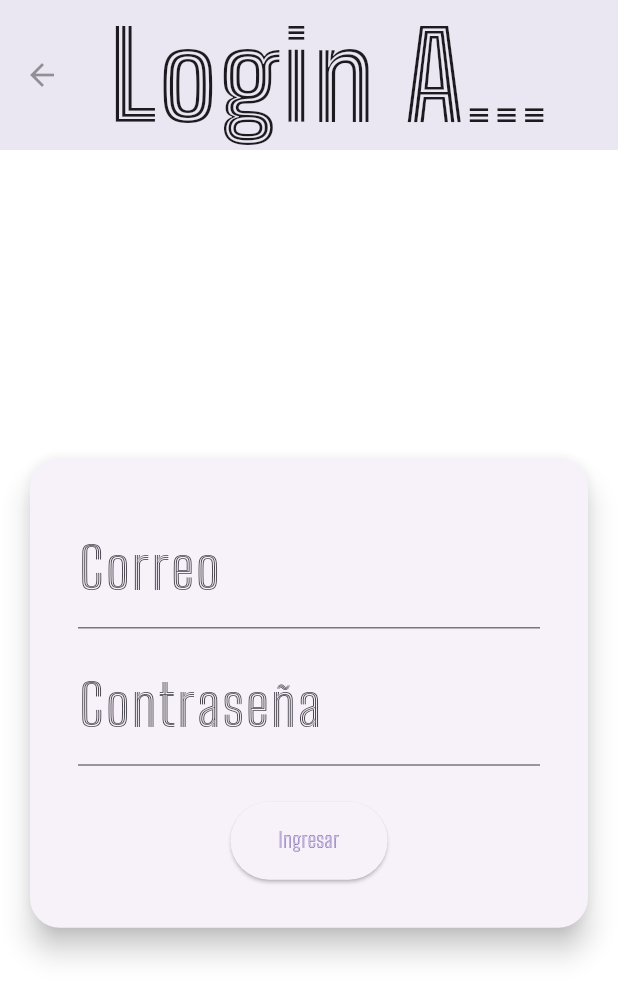
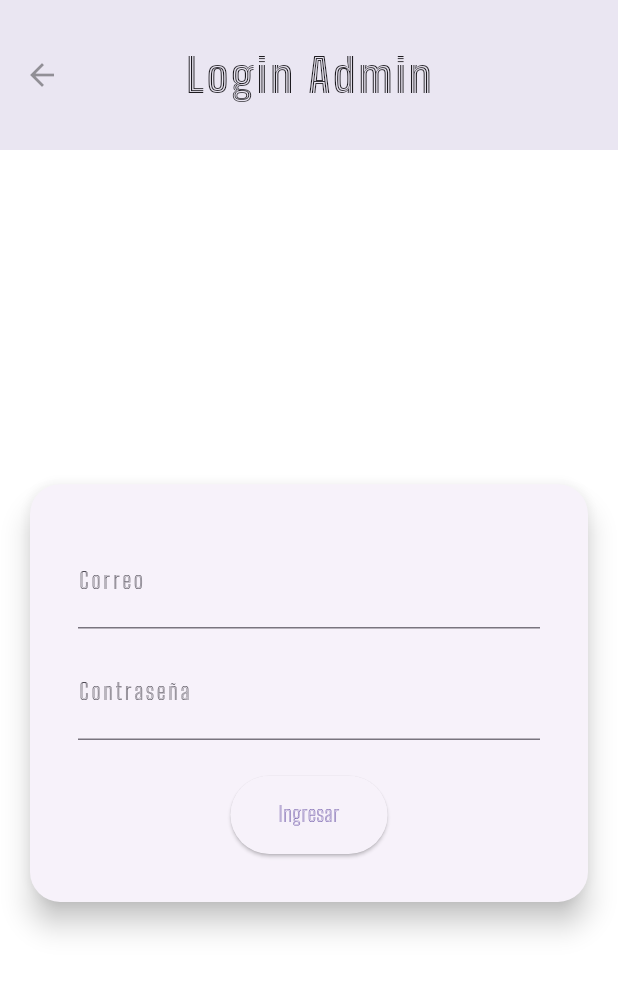
Before and after one commit to JiDomusic/emi_arias, a Flutter app: the screen it shows after launch, after a tap on the "admin panel settings" icon, on a phone screen of 412 x 824 dp. Shown: the top 999 px of the screen. Run offline on Flutter 3.47's test engine with Material 3 defaults, Android fonts, the phone set to English and light mode, and no system bars; our stand-ins replace cloud_firestore, firebase_auth, firebase_core, font_awesome_flutter, just_audio; accounts and stored records are empty.

Commit message:
ahora si

```diff
--- a/lib/main.dart
+++ b/lib/main.dart
@@ -36,20 +36,20 @@ class EmilianaAriasApp extends StatelessWidget {
         fontFamily: 'BigShouldersInlineText-ExtraBold',
         appBarTheme: const AppBarTheme(
           backgroundColor: Colors.white,
-          elevation: 20,
+          elevation: 40,
           iconTheme: IconThemeData(color: Colors.black38),
         ),
         textTheme: const TextTheme(
           titleLarge: TextStyle(
-            fontSize: 80,
+            fontSize: 30,
             fontWeight: FontWeight.bold,
             color: Colors.black,
             letterSpacing: 2,
           ),
           bodyLarge: TextStyle(
-            fontSize: 38,
+            fontSize: 15,
             color: Colors.black,
-            letterSpacing: 1.5,
+            letterSpacing: 1.7,
           ),
         ),
       ),
@@ -176,7 +176,7 @@ class _MainContent extends StatelessWidget {
           )),
           _buildSection(ProjectSection(
             title: 'novedades',
-            description: 'Artículos, reflexiones y enlaces a obras escritas.',
+            description: 'Artículos.',
             image: '',
             videoLinks: const [],
             images: const [''],
@@ -210,20 +210,26 @@ class _WhiteBackgroundSection extends StatelessWidget {
   Widget build(BuildContext context) {
     return Container(
       color: Colors.white,
-      padding: const EdgeInsets.all(25),
+      padding: const EdgeInsets.all(16),
       child: child,
     );
   }
 }
 
+
 class _DecorativeImage extends StatefulWidget {
   final String imagePath;
   final String audioPath;
+  final Offset initialPosition;
+  final bool editMode;
 
   const _DecorativeImage({
     required this.imagePath,
     required this.audioPath,
-  });
+    required this.initialPosition,
+    this.editMode = false,
+    Key? key,
+  }) : super(key: key);
 
   @override
   State<_DecorativeImage> createState() => _DecorativeImageState();
@@ -232,6 +238,13 @@ class _DecorativeImage extends StatefulWidget {
 class _DecorativeImageState extends State<_DecorativeImage> {
   final _player = AudioPlayer();
   bool _hovering = false;
+  late Offset position;
+
+  @override
+  void initState() {
+    super.initState();
+    position = widget.initialPosition;
+  }
 
   Future<void> _playSound() async {
     try {
@@ -250,23 +263,36 @@ class _DecorativeImageState extends State<_DecorativeImage> {
 
   @override
   Widget build(BuildContext context) {
-    return MouseRegion(
+    return Positioned(
+      left: position.dx,
+      top: position.dy,
+      child: MouseRegion(
         onEnter: (_) {
           setState(() => _hovering = true);
           _playSound();
         },
         onExit: (_) => setState(() => _hovering = false),
+        child: GestureDetector(
+          onPanUpdate: widget.editMode
+              ? (details) {
+            setState(() {
+              position += details.delta;
+            });
+          }
+              : null,
           child: AnimatedOpacity(
-        opacity: _hovering ?1.0 : 0.9,
+            opacity: _hovering ? 1.0 : 0.9,
             duration: const Duration(milliseconds: 200),
             child: AnimatedScale(
               scale: _hovering ? 1.4 : 1.7,
               duration: const Duration(milliseconds: 30),
               curve: Curves.linear,
               child: SizedBox(
-            width: 90,
-            height: 90,
+                width: 70,
+                height: 70,
                 child: Image.asset(widget.imagePath, fit: BoxFit.fill),
+              ),
+            ),
           ),
         ),
       ),
@@ -276,62 +302,64 @@ class _DecorativeImageState extends State<_DecorativeImage> {
 
 class _DecorativeOverlay extends StatelessWidget {
   final bool isVisible;
+  final bool editMode; // <- nuevo parámetro
 
   const _DecorativeOverlay({
-    required this.isVisible, required double screenWidth, required double screenHeight,
-  });
+    required this.isVisible,
+    this.editMode = false,
+    Key? key, required double screenWidth, required double screenHeight,
+  }) : super(key: key);
 
   @override
   Widget build(BuildContext context) {
     final opacity = isVisible ? 1.0 : 0.0;
+    final screenWidth = MediaQuery.of(context).size.width;
+
+    if (screenWidth < 1500) {
+
+      return const SizedBox.shrink();
+      final screenWidth = MediaQuery.of(context).size.width;
+      final screenHeight = MediaQuery.of(context).size.height;
+
+      if (screenWidth < 1500 || screenHeight < 900) {
+
+        return const SizedBox.shrink();
+      }
+
+    }
 
     return AnimatedOpacity(
       opacity: opacity,
       duration: const Duration(milliseconds: 2000),
       child: IgnorePointer(
         ignoring: !isVisible,
-        child: LayoutBuilder(
-          builder: (context, constraints) {
-            final width = constraints.maxWidth;
-            final height = constraints.maxHeight;
-
-            return Stack(
+        child: Stack(
           children: [
-                Positioned(
-                  top: height * 0.03,
-                  left: width *0.25,
-                  child: const _DecorativeImage(
+            _DecorativeImage(
               imagePath: 'assets/images/campanas.jpg',
               audioPath: 'assets/audio/campana2.mp3',
+              initialPosition: const Offset(515, 50),
+              editMode: editMode,
             ),
-                ),
-                Positioned(
-                  top: height * 0.2,
-                  right: width * 0.25,
-                  child: const _DecorativeImage(
+            _DecorativeImage(
               imagePath: 'assets/images/lutheria.jpg',
               audioPath: 'assets/audio/lutheria2.mp3',
+              initialPosition: const Offset(1200, 200),
+              editMode: editMode,
             ),
-                ),
-                Positioned(
-                  bottom: height * 0.55,
-                  left: width * 0.28,
-                  child: const _DecorativeImage(
+            _DecorativeImage(
               imagePath: 'assets/images/perusio3.jpg',
               audioPath: 'assets/audio/percusion2.mp3',
+              initialPosition: const Offset(600, 300),
+              editMode: editMode,
             ),
-                ),
-                Positioned(
-                  bottom: height * 0.38,
-                  right: width * 0.30,
-                  child: const _DecorativeImage(
+            _DecorativeImage(
               imagePath: 'assets/images/zoomorfopreformance.jpg',
               audioPath: 'assets/audio/performance2.mp3',
-                  ),
+              initialPosition: const Offset(1200, 480),
+              editMode: editMode,
             ),
           ],
-            );
-          },
         ),
       ),
     );
--- a/lib/texts_page.dart
+++ b/lib/texts_page.dart
@@ -10,7 +10,7 @@ class TextsPage extends StatelessWidget {
   Widget build(BuildContext context) {
     return Scaffold(
       appBar: AppBar(
-        title: const Text('Ultimas novedades blog y videos'),
+        title: const Text('novedades'),
         centerTitle: true,
         toolbarHeight: 90,
       ),
```
Also changed, not shown: 3 other files. Lines whose indentation alone changed are shown as unchanged.
